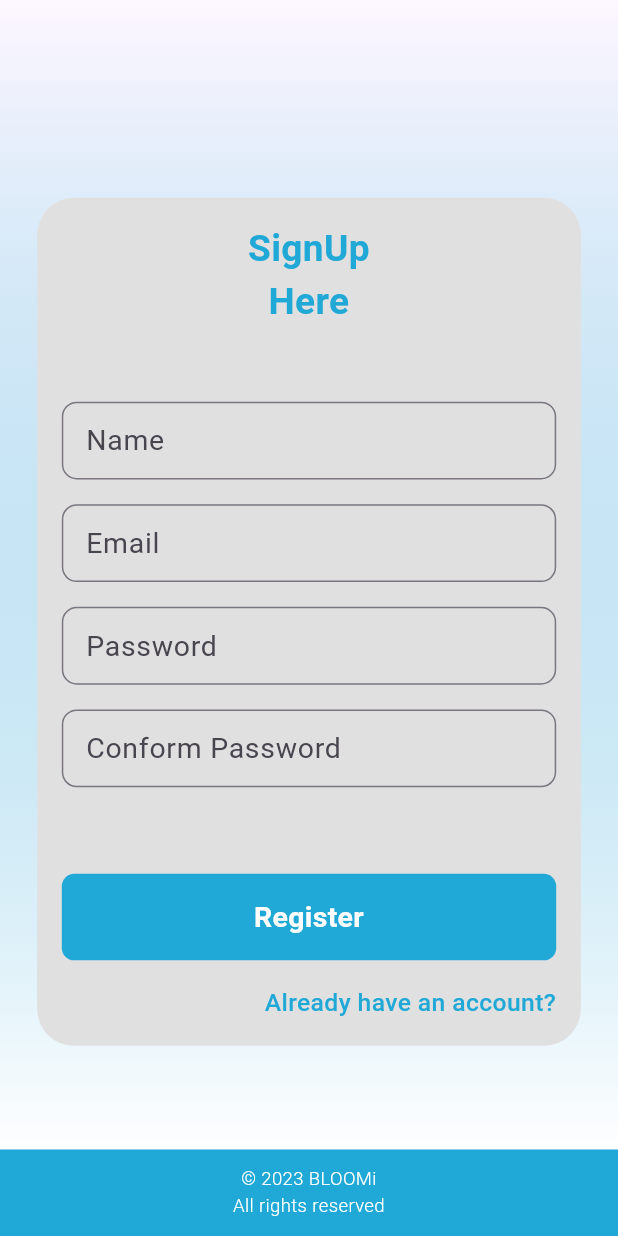
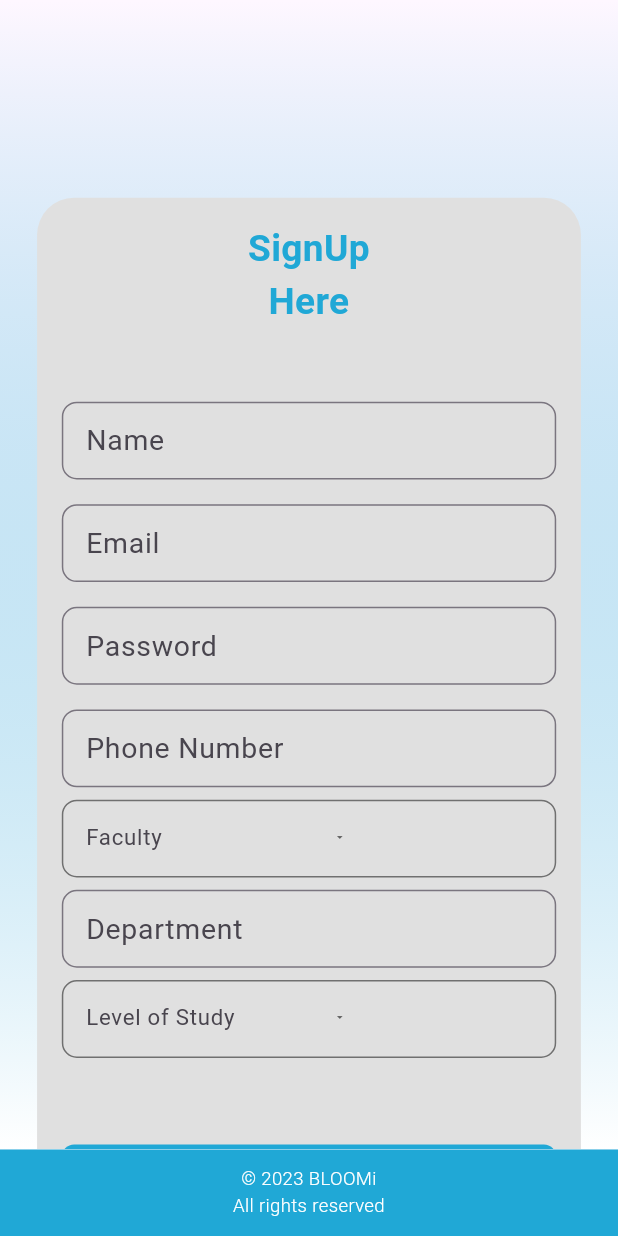
Before and after one commit to cepdnaclk/e19-co227-Empowering-Counselors-and-Students-through-Interactive-Web-and-Mobile-App, a Flutter app: the screen it shows after launch, on a phone screen of 412 x 824 dp. Run offline on Flutter 3.47's test engine with Material 2 defaults, Android fonts, the phone set to English and light mode, and no system bars; our stand-ins replace animate_do, awesome_dialog, firebase_auth, firebase_core, logger, responsive_framework and 1 more; accounts and stored records are empty; statements that could not run were skipped.

Commit message:
signup page ui updated

```diff
--- /dev/null
+++ b/bloomi_web/lib/components/custom_dropdown_mobile.dart
@@ -0,0 +1,76 @@
+import 'package:bloomi_web/utils/util_constant.dart';
+import 'package:flutter/material.dart';
+
+class CustomDropdownMobile extends StatefulWidget {
+  const CustomDropdownMobile(
+    this.text, {
+    super.key,
+    required this.listItem,
+    required this.textEditingController,
+  });
+
+  final List<String> listItem;
+  final String text;
+  final TextEditingController textEditingController;
+
+  @override
+  State<CustomDropdownMobile> createState() => _CustomDropdownMobileState();
+}
+
+class _CustomDropdownMobileState extends State<CustomDropdownMobile> {
+  String? valueChoose;
+
+  @override
+  Widget build(BuildContext context) {
+    MediaQueryData mediaQueryData = MediaQuery.of(context);
+    return Container(
+      padding: const EdgeInsets.only(left: 15),
+      width:
+          (mediaQueryData.size.width < 500) ? mediaQueryData.size.width : 400,
+      height: mediaQueryData.size.height * 0.063,
+      decoration: BoxDecoration(
+        border: Border.all(color: UtilConstants.blackColor.withOpacity(0.5)),
+        borderRadius: BorderRadius.circular(10),
+      ),
+      child: DropdownButton(
+        iconSize: mediaQueryData.size.width * 0.022,
+        dropdownColor: UtilConstants.lightgreyColor,
+        underline: const SizedBox(),
+        value: valueChoose,
+        hint: SizedBox(
+          // Wrap the TextField with SizedBox to constrain its width
+          width: mediaQueryData.size.width * 0.26,
+          child: TextField(
+            controller: widget.textEditingController,
+            decoration: InputDecoration(
+              border: InputBorder.none,
+              hintText: widget.text,
+            ),
+            style: TextStyle(
+              fontSize:
+                  (mediaQueryData.size.width + mediaQueryData.size.height) *
+                      0.012,
+            ),
+          ),
+        ),
+        items: widget.listItem.map((value) {
+          return DropdownMenuItem(
+            value: value,
+            child: SizedBox(
+              width: mediaQueryData.size.width * 0.4,
+              child: Text(value,
+                  style: TextStyle(
+                    fontSize: mediaQueryData.size.height * 0.025,
+                  )),
+            ),
+          );
+        }).toList(),
+        onChanged: (value) {
+          setState(() {
+            valueChoose = value;
+          });
+        },
+      ),
+    );
+  }
+}
--- a/bloomi_web/lib/components/form_input_web.dart
+++ b/bloomi_web/lib/components/form_input_web.dart
@@ -9,9 +9,11 @@ class FormInputWeb extends StatelessWidget {
     super.key,
     required this.mediaQueryData,
     required this.textEditingController,
+    this.obscure = false,
   });
 
   final MediaQueryData mediaQueryData;
+  final bool obscure;
 
   @override
   Widget build(BuildContext context) {
@@ -21,6 +23,7 @@ class FormInputWeb extends StatelessWidget {
       mediaQueryData: mediaQueryData,
       keyboardType: TextInputType.text,
       width: mediaQueryData.size.width * 0.3,
+      obscure: obscure,
     );
   }
 }
--- a/bloomi_web/lib/providers/auth/signup_provider.dart
+++ b/bloomi_web/lib/providers/auth/signup_provider.dart
@@ -6,14 +6,20 @@ import 'package:logger/logger.dart';
 class SignupProvider extends ChangeNotifier {
   final TextEditingController _name = TextEditingController();
   final TextEditingController _password = TextEditingController();
-  final TextEditingController _conformFassword = TextEditingController();
+  final TextEditingController _phoneNumber = TextEditingController();
   final TextEditingController _email = TextEditingController();
+  final TextEditingController _department = TextEditingController();
+  final TextEditingController _faculty = TextEditingController();
+  final TextEditingController _year = TextEditingController();
 
   //-----------------Getters-----------------
   TextEditingController get name => _name;
   TextEditingController get password => _password;
-  TextEditingController get conformFassword => _conformFassword;
+  TextEditingController get phoneNumber => _phoneNumber;
   TextEditingController get email => _email;
+  TextEditingController get department => _department;
+  TextEditingController get faculty => _faculty;
+  TextEditingController get year => _year;
 
   //-----------------Setters-----------------
   void setName(String name) {
@@ -27,12 +33,27 @@ class SignupProvider extends ChangeNotifier {
   }
 
   void setConformPassword(String conformPassword) {
-    _conformFassword.text = conformPassword;
+    _phoneNumber.text = conformPassword;
     notifyListeners();
   }
 
   void setEmail(String email) {
     _email.text = email;
+    notifyListeners();
+  }
+
+  void setDepartment(String department) {
+    _department.text = department;
+    notifyListeners();
+  }
+
+  void setFaculty(String faculty) {
+    _faculty.text = faculty;
+    notifyListeners();
+  }
+
+  void setYear(String year) {
+    _year.text = year;
     notifyListeners();
   }
 
--- a/bloomi_web/lib/screens/auth/signup/signup_mobile.dart
+++ b/bloomi_web/lib/screens/auth/signup/signup_mobile.dart
@@ -1,4 +1,5 @@
 import 'package:bloomi_web/components/background_color_gradient.dart';
+import 'package:bloomi_web/components/custom_dropdown_mobile.dart';
 import 'package:bloomi_web/components/custom_text_link_mobile.dart';
 import 'package:bloomi_web/components/form_button_mobile.dart';
 import 'package:bloomi_web/components/form_heading.dart';
@@ -19,6 +20,24 @@ class SignUpMobile extends StatelessWidget {
 
   @override
   Widget build(BuildContext context) {
+    List<String> listItems = [
+      'Faculty of Engineering',
+      'Faculty of Medicine',
+      'Faculty of Dental Sciences',
+      'Faculty of Veterinary Medicine and Animal Science',
+      'Faculty of Science',
+      'Faculty of Agriculture',
+      'Faculty of Allied Health Sciences',
+      'Faculty of Arts',
+      'Faculty of Management',
+    ];
+
+    List<String> year = [
+      '1st Year',
+      '2nd Year',
+      '3rd Year',
+      '4th Year',
+    ];
     return Scaffold(
       body: Column(
         children: [
@@ -78,11 +97,39 @@ class SignUpMobile extends StatelessWidget {
                                   SizedBox(
                                       height:
                                           mediaQueryData.size.height * 0.02),
-                                  FormInputMobile("Conform Password",
+                                  FormInputMobile("Phone Number",
                                       textEditingController:
                                           Provider.of<SignupProvider>(context)
-                                              .conformFassword,
+                                              .phoneNumber,
                                       mediaQueryData: mediaQueryData),
+                                  SizedBox(
+                                      height:
+                                          mediaQueryData.size.height * 0.01),
+                                  CustomDropdownMobile(
+                                    "Faculty",
+                                    listItem: listItems,
+                                    textEditingController:
+                                        Provider.of<SignupProvider>(context)
+                                            .faculty,
+                                  ),
+                                  SizedBox(
+                                      height:
+                                          mediaQueryData.size.height * 0.01),
+                                  FormInputMobile("Department",
+                                      textEditingController:
+                                          Provider.of<SignupProvider>(context)
+                                              .department,
+                                      mediaQueryData: mediaQueryData),
+                                  SizedBox(
+                                      height:
+                                          mediaQueryData.size.height * 0.01),
+                                  CustomDropdownMobile(
+                                    "Level of Study",
+                                    listItem: year,
+                                    textEditingController:
+                                        Provider.of<SignupProvider>(context)
+                                            .year,
+                                  ),
                                   SizedBox(
                                       height:
                                           mediaQueryData.size.height * 0.07),
```
Also changed, not shown: bloomi_web/lib/components/dropdown_button.dart (added, +74 -0 lines), bloomi_web/lib/screens/Admin/adminui.dart (+4 -3 lines), bloomi_web/lib/screens/auth/signup/signup_web.dart (+95 -27 lines).
